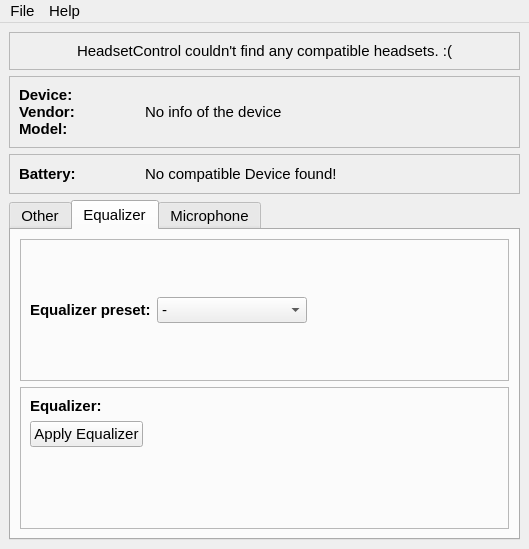
Before: the Qt Designer form mainwindow.ui in LeoKlaus/HeadsetControl-GUI, drawn with Qt 5.
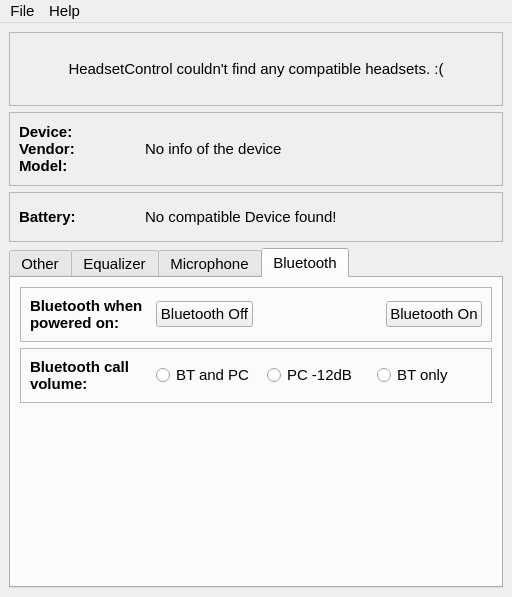
After: the same form once the commit is applied. The open tabs and pages were chosen to show the change. Icons and pictures are not drawn.

What changed in the file:
```diff
--- a/mainwindow.ui
+++ b/mainwindow.ui
@@ -6,8 +6,8 @@
    <rect>
     <x>0</x>
     <y>0</y>
-    <width>529</width>
-    <height>537</height>
+    <width>512</width>
+    <height>597</height>
    </rect>
   </property>
   <property name="sizePolicy">
@@ -1263,6 +1263,197 @@
           </layout>
          </widget>
         </item>
+        <item>
+         <spacer name="verticalSpacer_3">
+          <property name="orientation">
+           <enum>Qt::Vertical</enum>
+          </property>
+          <property name="sizeHint" stdset="0">
+           <size>
+            <width>20</width>
+            <height>40</height>
+           </size>
+          </property>
+         </spacer>
+        </item>
+       </layout>
+      </widget>
+      <widget class="QWidget" name="bluetoothTab">
+       <attribute name="title">
+        <string>Bluetooth</string>
+       </attribute>
+       <layout class="QVBoxLayout" name="verticalLayout_6">
+        <item>
+         <widget class="QFrame" name="btwhenonFrame">
+          <property name="sizePolicy">
+           <sizepolicy hsizetype="Preferred" vsizetype="Minimum">
+            <horstretch>0</horstretch>
+            <verstretch>0</verstretch>
+           </sizepolicy>
+          </property>
+          <property name="frameShape">
+           <enum>QFrame::StyledPanel</enum>
+          </property>
+          <property name="frameShadow">
+           <enum>QFrame::Raised</enum>
+          </property>
+          <layout class="QHBoxLayout" name="horizontalLayout_2">
+           <item>
+            <widget class="QLabel" name="label_7">
+             <property name="sizePolicy">
+              <sizepolicy hsizetype="Minimum" vsizetype="Preferred">
+               <horstretch>0</horstretch>
+               <verstretch>0</verstretch>
+              </sizepolicy>
+             </property>
+             <property name="minimumSize">
+              <size>
+               <width>120</width>
+               <height>0</height>
+              </size>
+             </property>
+             <property name="font">
+              <font>
+               <pointsize>11</pointsize>
+               <bold>true</bold>
+              </font>
+             </property>
+             <property name="text">
+              <string>Bluetooth when powered on:</string>
+             </property>
+             <property name="wordWrap">
+              <bool>true</bool>
+             </property>
+            </widget>
+           </item>
+           <item>
+            <layout class="QHBoxLayout" name="horizontalLayout_4">
+             <item>
+              <widget class="QPushButton" name="btwhenonOffButton">
+               <property name="text">
+                <string>Bluetooth Off</string>
+               </property>
+              </widget>
+             </item>
+             <item>
+              <spacer name="horizontalSpacer_13">
+               <property name="orientation">
+                <enum>Qt::Horizontal</enum>
+               </property>
+               <property name="sizeHint" stdset="0">
+                <size>
+                 <width>40</width>
+                 <height>20</height>
+                </size>
+               </property>
+              </spacer>
+             </item>
+             <item>
+              <widget class="QPushButton" name="btwhenonOnButton">
+               <property name="text">
+                <string>Bluetooth On</string>
+               </property>
+              </widget>
+             </item>
+            </layout>
+           </item>
+          </layout>
+         </widget>
+        </item>
+        <item>
+         <widget class="QFrame" name="btcallvolumeFrame">
+          <property name="sizePolicy">
+           <sizepolicy hsizetype="Preferred" vsizetype="Minimum">
+            <horstretch>0</horstretch>
+            <verstretch>0</verstretch>
+           </sizepolicy>
+          </property>
+          <property name="frameShape">
+           <enum>QFrame::StyledPanel</enum>
+          </property>
+          <property name="frameShadow">
+           <enum>QFrame::Raised</enum>
+          </property>
+          <layout class="QHBoxLayout" name="horizontalLayout_3">
+           <item>
+            <widget class="QLabel" name="btcallvolumeLabel">
+             <property name="sizePolicy">
+              <sizepolicy hsizetype="Minimum" vsizetype="Preferred">
+               <horstretch>0</horstretch>
+               <verstretch>0</verstretch>
+              </sizepolicy>
+             </property>
+             <property name="minimumSize">
+              <size>
+               <width>120</width>
+               <height>0</height>
+              </size>
+             </property>
+             <property name="maximumSize">
+              <size>
+               <width>120</width>
+               <height>16777215</height>
+              </size>
+             </property>
+             <property name="font">
+              <font>
+               <pointsize>11</pointsize>
+               <bold>true</bold>
+              </font>
+             </property>
+             <property name="text">
+              <string>Bluetooth call volume:</string>
+             </property>
+             <property name="wordWrap">
+              <bool>true</bool>
+             </property>
+            </widget>
+           </item>
+           <item>
+            <layout class="QVBoxLayout" name="verticalLayout_10">
+             <item>
+              <layout class="QHBoxLayout" name="horizontalLayout_21">
+               <item>
+                <widget class="QRadioButton" name="btbothRadioButton">
+                 <property name="text">
+                  <string>BT and PC</string>
+                 </property>
+                </widget>
+               </item>
+               <item>
+                <widget class="QRadioButton" name="btpcdbRadioButton">
+                 <property name="text">
+                  <string>PC -12dB</string>
+                 </property>
+                </widget>
+               </item>
+               <item>
+                <widget class="QRadioButton" name="btonlyRadioButton">
+                 <property name="text">
+                  <string>BT only</string>
+                 </property>
+                </widget>
+               </item>
+              </layout>
+             </item>
+            </layout>
+           </item>
+          </layout>
+         </widget>
+        </item>
+        <item>
+         <spacer name="verticalSpacer">
+          <property name="orientation">
+           <enum>Qt::Vertical</enum>
+          </property>
+          <property name="sizeHint" stdset="0">
+           <size>
+            <width>20</width>
+            <height>40</height>
+           </size>
+          </property>
+         </spacer>
+        </item>
        </layout>
       </widget>
      </widget>
@@ -1274,7 +1465,7 @@
     <rect>
      <x>0</x>
      <y>0</y>
-     <width>529</width>
+     <width>512</width>
      <height>25</height>
     </rect>
    </property>
```
Left out of the diff: 78 changed lines with no effect on the pictures.
